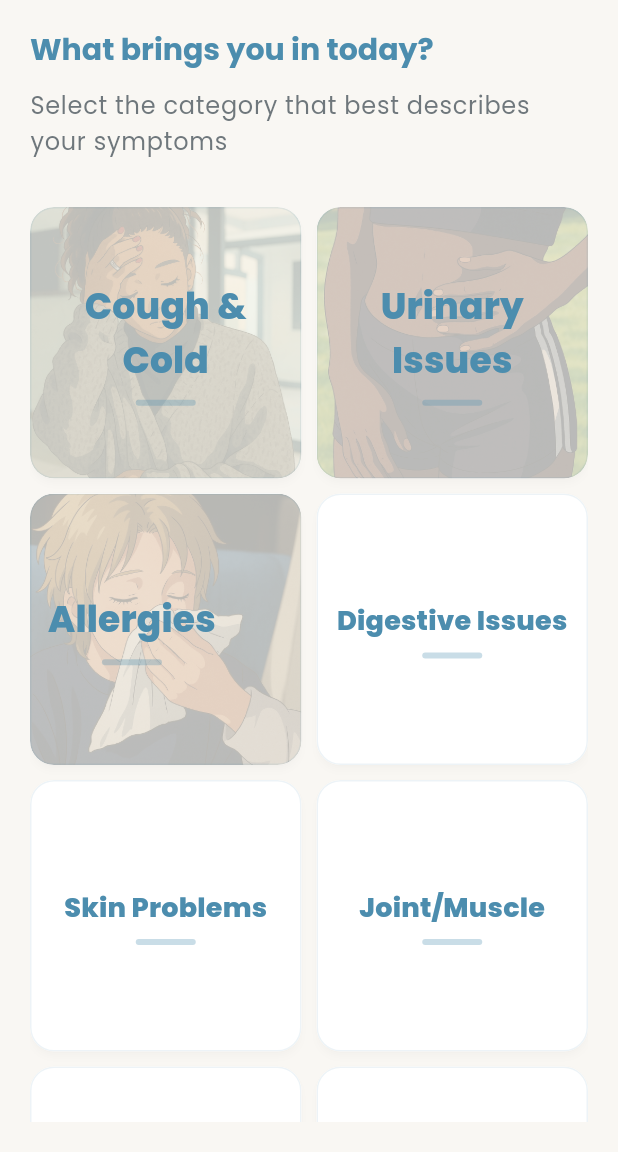
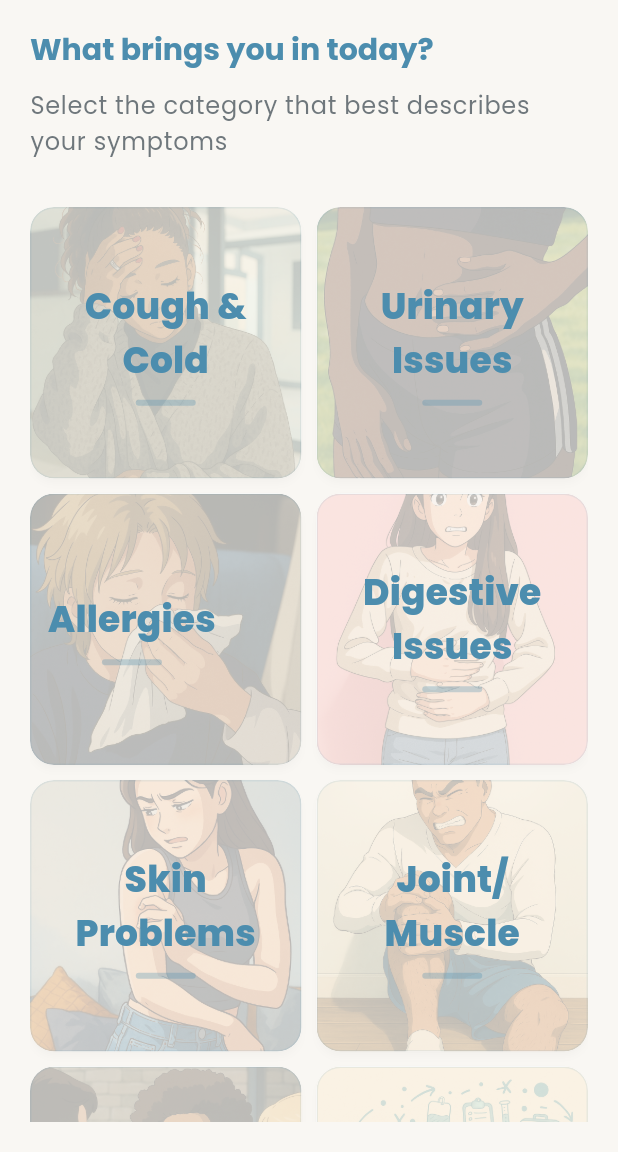
Before and after one commit to gmtfrombc/uber-health-app, a Flutter app: the CategorySelectionScreen screen opened directly with empty values, on a phone screen of 412 x 824 dp, the part 84-1236 px from its top. Run offline on Flutter 3.47's test engine with Material 3 defaults, Android fonts, the light colour scheme and no system bars; our stand-ins replace cloud_firestore, cloud_functions, firebase_auth, firebase_core, font_awesome_flutter, google_fonts and 1 more; missing offline and left inert: flutter_webrtc; accounts and stored records are empty; project files that could hold a hidden picture were left out.

Commit message:
Add background images to all medical category cards

```diff
--- a/lib/screens/patient/home_screen.dart
+++ b/lib/screens/patient/home_screen.dart
@@ -70,14 +70,14 @@ class _HomeScreenState extends State<HomeScreen> {
                   // Welcome image at the top
                   Container(
                     padding: const EdgeInsets.only(top: 16.0),
-                    height: 220, // Increased height to show full image
+                    height: 250, // Increased height to show full image
                     child: Image.asset(
                       'assets/images/welcome.png',
                       fit: BoxFit.contain, // Changed from cover to contain
                       width: double.infinity,
                     ),
                   ),
-                  const SizedBox(height: 16),
+                  const SizedBox(height: 4),
 
                   // Centered Greeting
                   Padding(
@@ -99,7 +99,7 @@ class _HomeScreenState extends State<HomeScreen> {
                   Padding(
                     padding: const EdgeInsets.symmetric(
                       horizontal: 16.0,
-                      vertical: 8.0,
+                      vertical: 4.0,
                     ),
                     child: ElevatedButton.icon(
                       icon: const Icon(Icons.medical_services_outlined),
--- a/lib/utils/categories.dart
+++ b/lib/utils/categories.dart
@@ -25,26 +25,31 @@ final List<Map<String, dynamic>> medicalProviderCategories = [
     'title': 'Digestive Issues',
     'description': 'Abdominal pain, diarrhea, or constipation.',
     'icon': FontAwesomeIcons.pills,
+    'imagePath': 'assets/images/gi.png',
   },
   {
     'title': 'Skin Problems',
     'description': 'Skin irritation, redness, or rashes.',
     'icon': FontAwesomeIcons.allergies,
+    'imagePath': 'assets/images/skin.png',
   },
   {
     'title': 'Joint/Muscle',
     'description': 'Joint pain, muscle aches, or stiffness.',
     'icon': FontAwesomeIcons.bone,
+    'imagePath': 'assets/images/msk.png',
   },
   {
     'title': 'General Health',
     'description': 'General health checkup and routine concerns.',
     'icon': FontAwesomeIcons.heartPulse,
+    'imagePath': 'assets/images/general.png',
   },
   {
     'title': 'Other',
     'description': 'Other symptoms not categorized above.',
     'icon': FontAwesomeIcons.plus,
+    'imagePath': 'assets/images/other.png',
   },
 ];
 
--- a/pubspec.yaml
+++ b/pubspec.yaml
@@ -37,3 +37,8 @@ flutter:
     - assets/images/cough_cold.png
     - assets/images/uti.png
     - assets/images/allergies.png
+    - assets/images/gi.png
+    - assets/images/skin.png
+    - assets/images/msk.png
+    - assets/images/general.png
+    - assets/images/other.png
```
Also changed, not shown: assets/images/general.png (added), assets/images/gi.png (added), assets/images/msk.png (added), assets/images/other.png (added), assets/images/skin.png (added).
